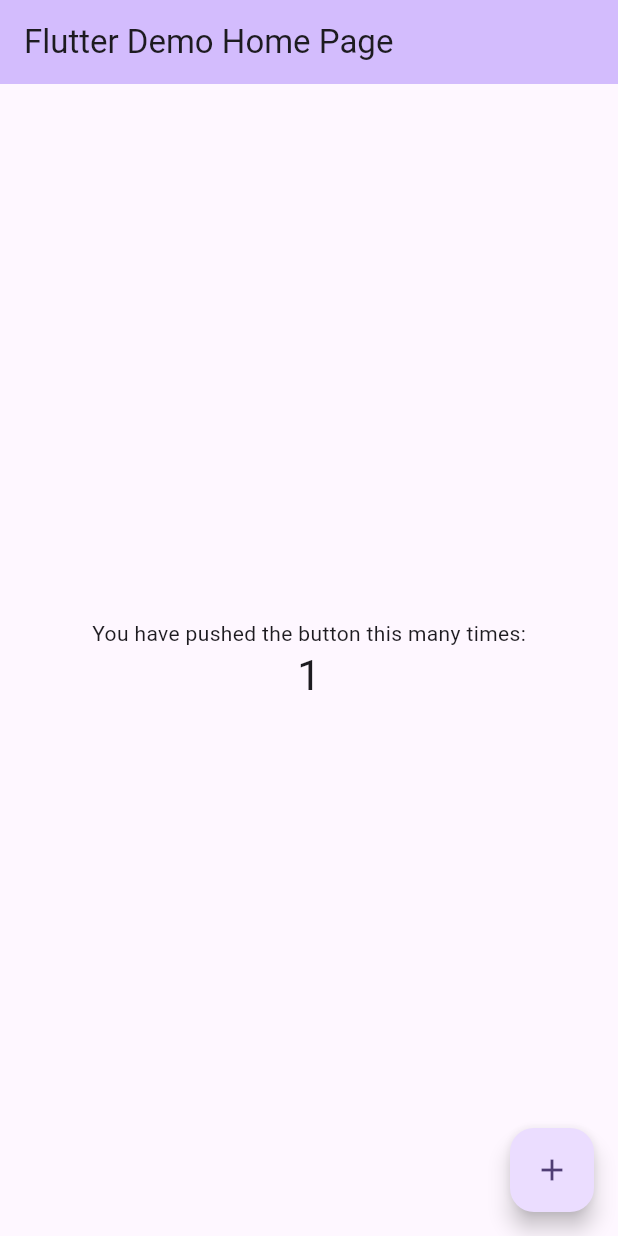
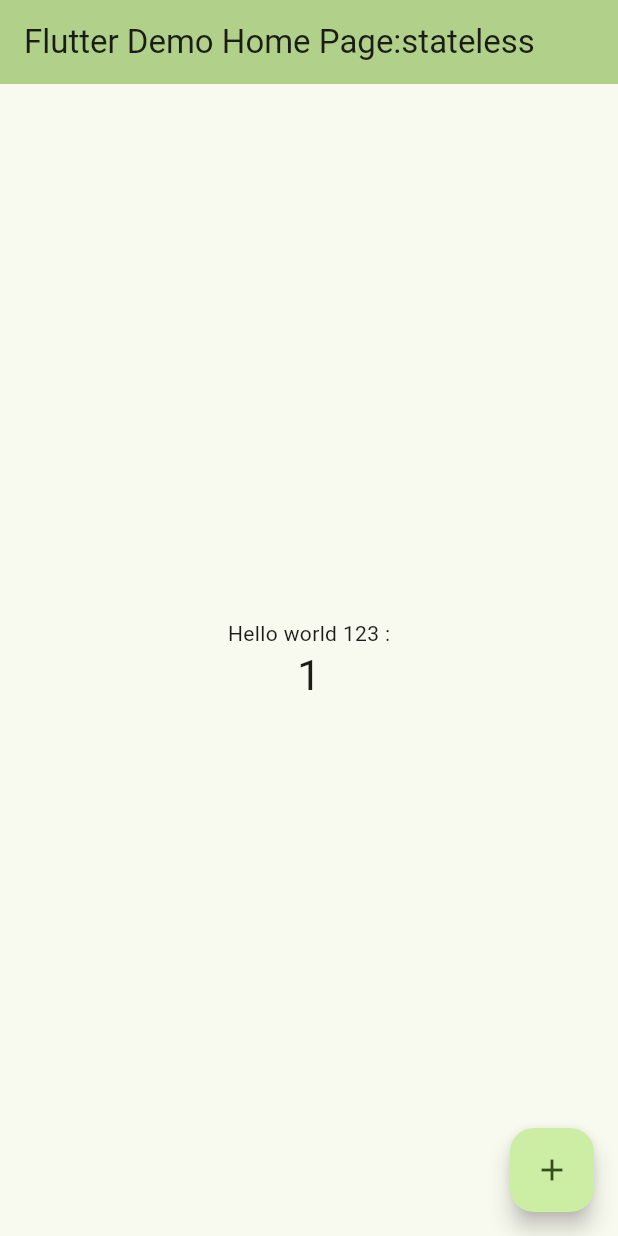
Before and after one commit to Fpkm9999/DartBasic, a Flutter app: the screen it shows after launch, after a tap on the "add" icon, on a phone screen of 412 x 824 dp. Run offline on Flutter 3.47's test engine with Material 3 defaults, Android fonts, the phone set to English and light mode, and no system bars.

Commit message:
2024-03-02 Coding

```diff
--- a/lib/main.dart
+++ b/lib/main.dart
@@ -1,17 +1,23 @@
 import 'package:flutter/material.dart';
 
 void main() {
-  runApp(const MyApp());
+  // 모든 프로그램의 시작
+  runApp(const MyApp());  // MyApp()의 인스턴스를 시작
 }
 
+// stateless 위젯의 특징 : 대부분의 생성자가 const를 가짐 -> 생성되고 나면 상수가됨. + 멤버는 모두 상수멤버임
 class MyApp extends StatelessWidget {
-  const MyApp({super.key});
+  // StatelessWidget 을 상속받은 클래스 : 이 클래스에서는 바뀌는 값이 없는 클래스 , final, const는 가질 수 잇다. int member1= 20 그런 수는 있을 수 없다
+  const MyApp({super.key}); // 여기도 const가 붙는 이유가 됨
 
   // This widget is the root of your application.
   @override
-  Widget build(BuildContext context) {
+  Widget build(BuildContext context) { // MaterialApp을 리턴하는게 다임.
+    // build가 실행되면 위젯틀이 생성됨(화면을 어떻게 그려라는 그런 동작들)
     return MaterialApp(
+      // MaterialApp 가 리턴되는거봐선 머테리얼앱을 쓰는구나
       title: 'Flutter Demo',
+      // title, theme,colorscheme,usematerial3가 머테리얼앱의 속성임 <-- ㅈㄴ 많아서 외우진 마셈. 자주 쓰이는건 알아두면 좋음 거의 쓰는것만 씀
       theme: ThemeData(
         // This is the theme of your application.
         //
@@ -28,16 +34,20 @@ class MyApp extends StatelessWidget {
         //
         // This works for code too, not just values: Most code changes can be
         // tested with just a hot reload.
-        colorScheme: ColorScheme.fromSeed(seedColor: Colors.deepPurple),
+        colorScheme: ColorScheme.fromSeed(seedColor: Colors.lightGreen),
         useMaterial3: true,
       ),
-      home: const MyHomePage(title: 'Flutter Demo Home Page'),
+      home: const MyHomePage(title: 'Flutter Demo Home Page:stateless'),
     );
   }
 }
 
 class MyHomePage extends StatefulWidget {
-  const MyHomePage({super.key, required this.title});
+  // stateful을 가지니까 값이 변할수 있는 멤버들이 있다.
+  const MyHomePage(
+      {super.key,
+      required this.title}); // 근데 왜 const?. -> 얘의 위젯은 안바뀌니까 const임. stateful위젯자체는 const .
+  // stateful위젯의 그 하위 에 호출되는것들이 변할수있는거임
 
   // This widget is the home page of your application. It is stateful, meaning
   // that it has a State object (defined below) that contains fields that affect
@@ -55,10 +65,21 @@ class MyHomePage extends StatefulWidget {
 }
 
 class _MyHomePageState extends State<MyHomePage> {
+  // 얘가 실질적으로 바뀌는 부분임. 그위에 녀석들은 const임
   int _counter = 0;
+
+  @override
+  void initState() { // 상태 객체 초기화 작업
+    if(mounted){
+      // mounted가 true : setState 호출 가능 상태
+      // mounted가 false : setState 호출 불가능 상태
+    }
+    super.initState();
+  } // 상태 변수
 
   void _incrementCounter() {
     setState(() {
+      // setState() 메소드 안에서 실행되니까 값이 바뀔 수있는거임. 더티상태임. setState()메소드 가 호출되면 counter가 증가함 -> 거쳐서 거쳐서 화면을 다시 그려야 하겠구나 뭐
       // This call to setState tells the Flutter framework that something has
       // changed in this State, which causes it to rerun the build method below
       // so that the display can reflect the updated values. If we changed
@@ -66,17 +87,20 @@ class _MyHomePageState extends State<MyHomePage> {
       // called again, and so nothing would appear to happen.
       _counter++;
     });
-  }
 
+  } //여기서 값이 뭐가 바뀌는지 볼려면 setState()메소드를 검색해 보면된다. // setState() 함수는 비동기 함수임(async,await)
+
+  // 결론은 setState() 메소드는 화면을 갱신하는 메소드라고 보면 될 거같다.
   @override
   Widget build(BuildContext context) {
+    // 이게 호출는떄는 setstate()가 호출되면 다시 build()가 실행됨(변한게있으면 다시 그림)
     // This method is rerun every time setState is called, for instance as done
     // by the _incrementCounter method above.
     //
     // The Flutter framework has been optimized to make rerunning build methods
     // fast, so that you can just rebuild anything that needs updating rather
     // than having to individually change instances of widgets.
-    return Scaffold(
+      return Scaffold(
       appBar: AppBar(
         // TRY THIS: Try changing the color here to a specific color (to
         // Colors.amber, perhaps?) and trigger a hot reload to see the AppBar
@@ -106,7 +130,7 @@ class _MyHomePageState extends State<MyHomePage> {
           mainAxisAlignment: MainAxisAlignment.center,
           children: <Widget>[
             const Text(
-              'You have pushed the button this many times:',
+              'Hello world 123 :',
             ),
             Text(
               '$_counter',
@@ -116,7 +140,7 @@ class _MyHomePageState extends State<MyHomePage> {
         ),
       ),
       floatingActionButton: FloatingActionButton(
-        onPressed: _incrementCounter,
+        onPressed: _incrementCounter, //
         tooltip: 'Increment',
         child: const Icon(Icons.add),
       ), // This trailing comma makes auto-formatting nicer for build methods.
```
Also changed, not shown: pubspec.yaml (+5 -2 lines), pubspec.lock, 6 other files.
